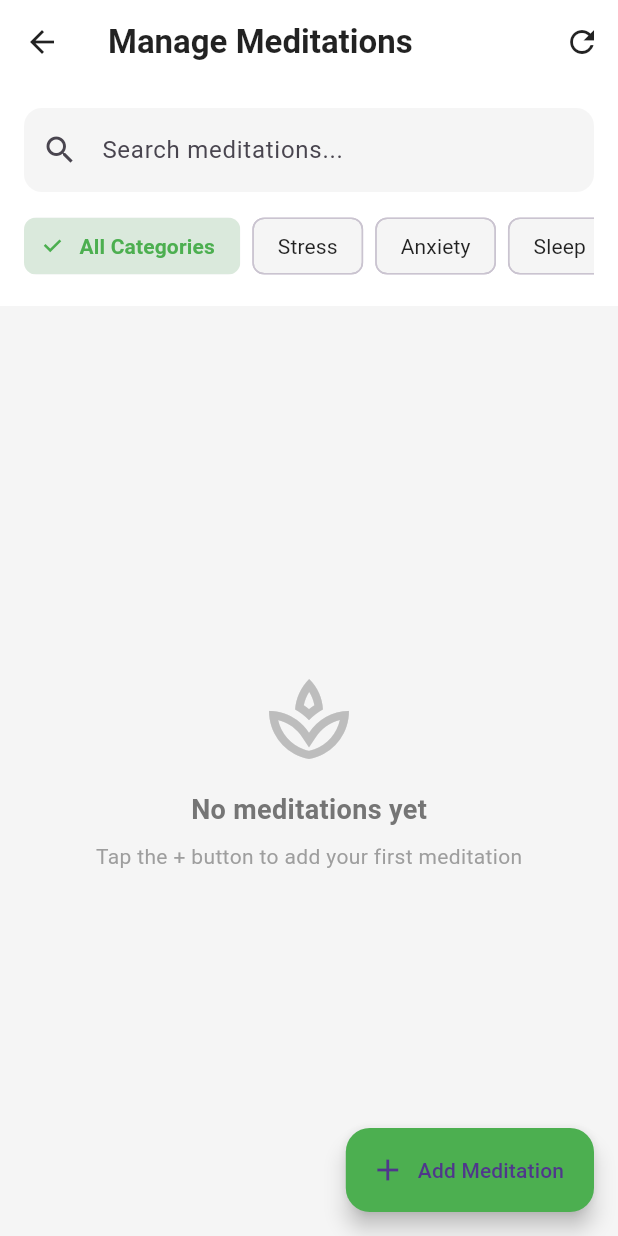
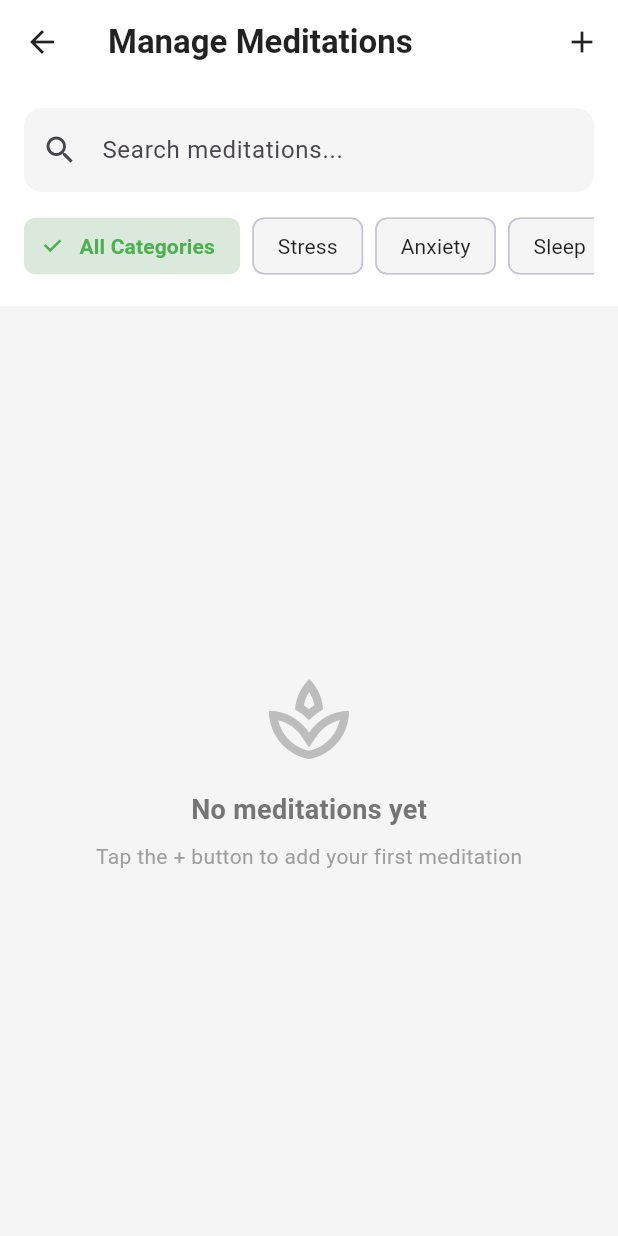
Before and after one commit to vjintageboy/2025_LTTBDD_N04_Nhom_4, a Flutter app: the AdminDashboardWidget widget shown alone on an empty page, opened directly with empty values, after a tap on "Manage Meditations", on a phone screen of 412 x 824 dp. Run offline on Flutter 3.47's test engine with Material 3 defaults, Android fonts, the phone set to English and light mode, and no system bars; our stand-ins replace audioplayers, cloud_firestore, firebase_auth, firebase_core, google_fonts, table_calendar; accounts and stored records are empty; generated files the repository leaves out were written again; Roboto replaces fonts that are missing (SF Pro Display).

Commit message:
Cập nhật admin dashboard để quản lý người dùng và sửa đổi giao diện người dùng

```diff
--- a/lib/views/admin/admin_dashboard_widget.dart
+++ b/lib/views/admin/admin_dashboard_widget.dart
@@ -1,6 +1,5 @@
 import 'package:flutter/material.dart';
 import '../../models/meditation.dart';
-import 'add_meditation_page.dart';
 import 'meditation_management_page.dart';
 
 /// Admin Dashboard Widget - Hiển thị statistics và quick actions cho admin
@@ -173,19 +172,20 @@ class AdminDashboardWidget extends StatelessWidget {
           Expanded(
             child: _buildAdminButton(
               context: context,
-              icon: Icons.add_circle_outline,
-              label: 'Add Meditation',
+              icon: Icons.people_outline,
+              label: 'Manage Users',
               gradient: LinearGradient(
                 colors: [
-                  Colors.green.shade400,
-                  Colors.green.shade600,
+                  Colors.blue.shade400,
+                  Colors.blue.shade600,
                 ],
               ),
               onTap: () {
-                Navigator.push(
-                  context,
-                  MaterialPageRoute(
-                    builder: (context) => const AddMeditationPage(),
+                // TODO: Navigate to User Management Page
+                ScaffoldMessenger.of(context).showSnackBar(
+                  const SnackBar(
+                    content: Text('User Management - Coming Soon'),
+                    backgroundColor: Colors.blue,
                   ),
                 );
               },
--- a/lib/views/admin/meditation_management_page.dart
+++ b/lib/views/admin/meditation_management_page.dart
@@ -128,12 +128,7 @@ class _MeditationManagementPageState extends State<MeditationManagementPage> {
         elevation: 0,
         actions: [
           IconButton(
-            icon: const Icon(Icons.refresh),
-            onPressed: _loadMeditations,
-          ),
-        ],
-      ),
-      floatingActionButton: FloatingActionButton.extended(
+            icon: const Icon(Icons.add),
             onPressed: () async {
               final result = await Navigator.push(
                 context,
@@ -145,9 +140,8 @@ class _MeditationManagementPageState extends State<MeditationManagementPage> {
                 _loadMeditations();
               }
             },
-        backgroundColor: const Color(0xFF4CAF50),
-        icon: const Icon(Icons.add),
-        label: const Text('Add Meditation'),
+          ),
+        ],
       ),
       body: Column(
         children: [
```
Lines whose indentation alone changed are shown as unchanged.
